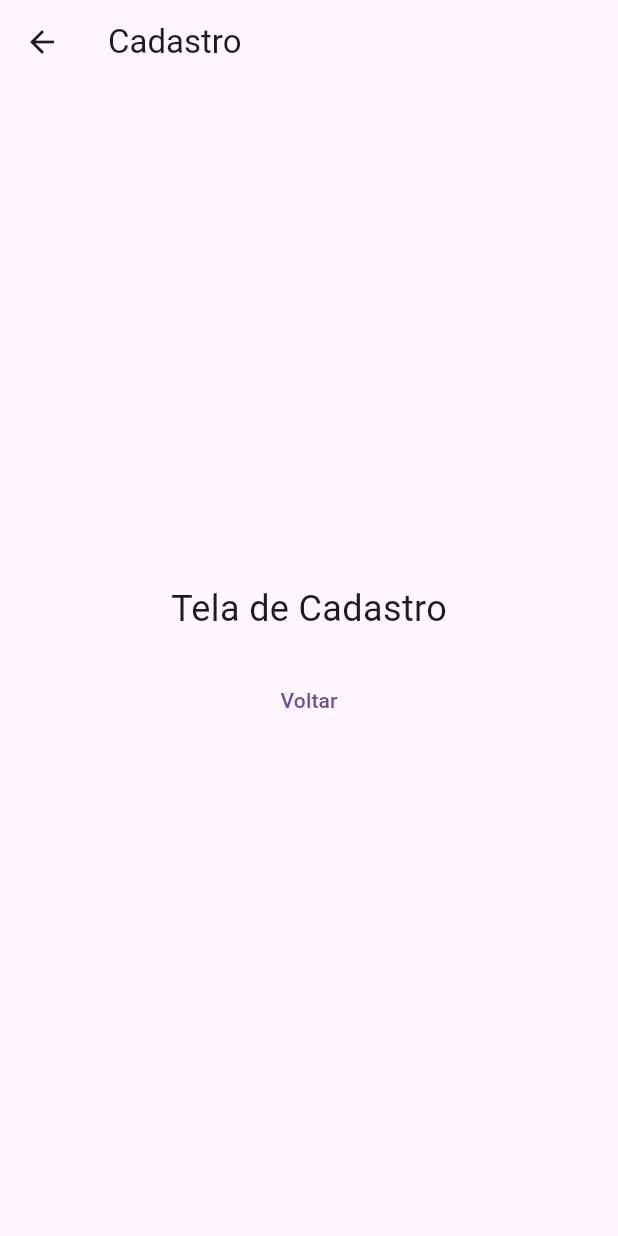
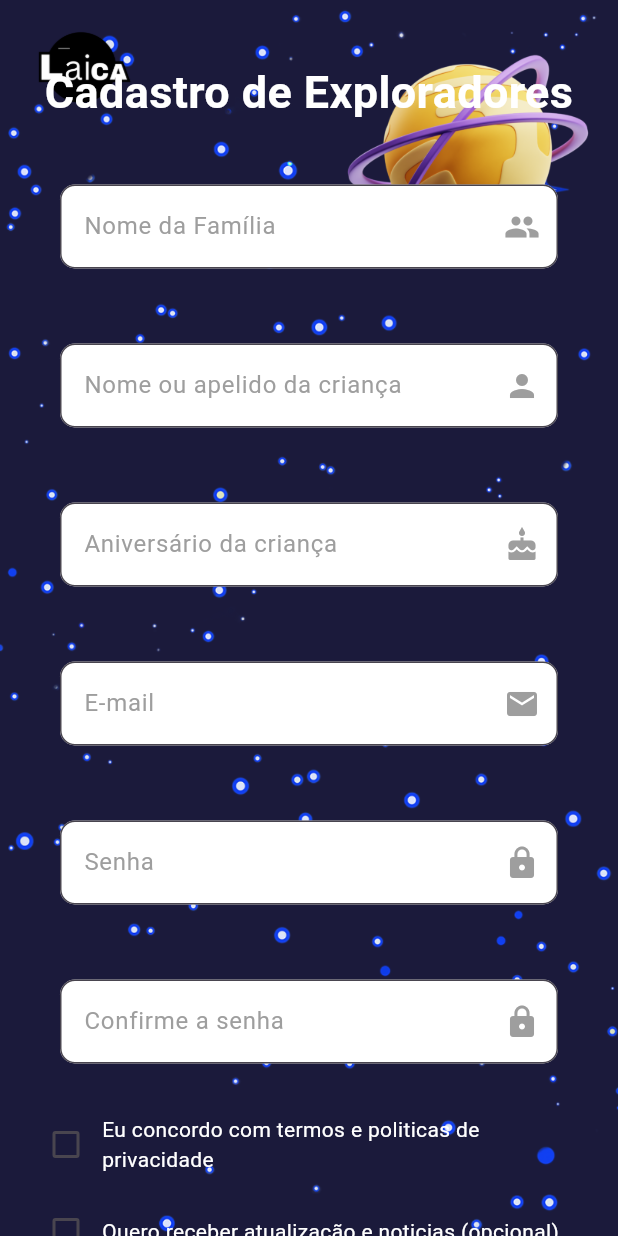
Before and after one commit to vickdurazzo/laica_app, a Flutter app: the RegisterScreen screen opened by its route, on a phone screen of 412 x 824 dp. Run offline on Flutter 3.47's test engine with Material 3 defaults, Android fonts, the phone set to English and light mode, and no system bars.

Commit message:
feat: create register screen

```diff
--- a/lib/screens/register.dart
+++ b/lib/screens/register.dart
@@ -1,30 +1,181 @@
 import 'package:flutter/material.dart';
+import '../widgets/primary_button.dart';
+import '../widgets/form_input.dart';
 
-class RegisterScreen extends StatelessWidget {
-  const RegisterScreen({super.key});
+class RegisterScreen extends StatefulWidget {
+  const RegisterScreen({Key? key}) : super(key: key);
+
+  @override
+  _RegisterScreenState createState() => _RegisterScreenState();
+}
+
+class _RegisterScreenState extends State<RegisterScreen> {
+  final TextEditingController _familyNameController = TextEditingController();
+  final TextEditingController _childNameController = TextEditingController();
+  final TextEditingController _childBirthdayController = TextEditingController();
+  final TextEditingController _emailController = TextEditingController();
+  final TextEditingController _passwordController = TextEditingController();
+  final TextEditingController _confirmPasswordController = TextEditingController();
+
+  bool _termsAgreed = false;
+  bool _updatesSubscribed = false;
+
+  @override
+  void dispose() {
+    _familyNameController.dispose();
+    _childNameController.dispose();
+    _childBirthdayController.dispose();
+    _emailController.dispose();
+    _passwordController.dispose();
+    _confirmPasswordController.dispose();
+    super.dispose();
+  }
 
   @override
   Widget build(BuildContext context) {
     return Scaffold(
-      appBar: AppBar(title: const Text('Cadastro')),
-      body: Center(
+      backgroundColor:  const Color(0xFF1B1A3B),
+      body: Stack(
+        fit: StackFit.expand,
+        children: <Widget>[
+          Image.asset(
+            'assets/background.png',
+            fit: BoxFit.cover,
+          ),
+          Positioned(
+            top: 20,
+            left: 20,
+            child: Image.asset(
+              'assets/logo.png',
+              height: 50,
+            ),
+          ),
+          Positioned(
+            top: 0,
+            right: 0,
+            child: Image.asset(
+              'assets/planet1.png',
+              height: 200,
+            ),
+          ),
+          SafeArea(
+            child: SingleChildScrollView(
+              padding: const EdgeInsets.all(20.0),
               child: Column(
-          mainAxisAlignment: MainAxisAlignment.center,
-          children: [
+                crossAxisAlignment: CrossAxisAlignment.center,
+                children: <Widget>[
+                  const SizedBox(height: 20), // Espaçamento superior
                   const Text(
-              'Tela de Cadastro',
-              style: TextStyle(fontSize: 24),
+                    'Cadastro de Exploradores',
+                    style: TextStyle(
+                      color: Colors.white,
+                      fontSize: 30,
+                      fontWeight: FontWeight.bold,
+                    ),
+                    textAlign: TextAlign.center,
                   ),
                   const SizedBox(height: 20),
-            TextButton(
+                  CustomTextField(
+                    controller: _familyNameController,
+                    labelText: 'Nome da Família',
+                    suffixIcon: Icons.group,
+                  ),
+                  const SizedBox(height: 10),
+                  CustomTextField(
+                    controller: _childNameController,
+                    labelText: 'Nome ou apelido da criança',
+                    suffixIcon: Icons.person,
+                  ),
+                  const SizedBox(height: 10),
+                  CustomTextField(
+                    controller: _childBirthdayController,
+                    labelText: 'Aniversário da criança',
+                    suffixIcon: Icons.cake,
+                    keyboardType: TextInputType.number,
+                  ),
+                  const SizedBox(height: 10),
+                  CustomTextField(
+                    controller: _emailController,
+                    labelText: 'E-mail',
+                    suffixIcon: Icons.email,
+                    keyboardType: TextInputType.emailAddress,
+                  ),
+                  const SizedBox(height: 10),
+                  CustomTextField(
+                    controller: _passwordController,
+                    labelText: 'Senha',
+                    suffixIcon: Icons.lock,
+                  ),
+                  const SizedBox(height: 10),
+                  CustomTextField(
+                    controller: _confirmPasswordController,
+                    labelText: 'Confirme a senha',
+                    suffixIcon: Icons.lock,
+                  ),
+                  const SizedBox(height: 10),
+                  Row(
+                    children: [
+                      Checkbox(
+                        value: _termsAgreed,
+                        onChanged: (bool? value) {
+                          setState(() {
+                            _termsAgreed = value ?? false;
+                          });
+                        },
+                      ),
+                      const Expanded(
+                        child: Text(
+                          'Eu concordo com termos e politicas de privacidade',
+                          style: TextStyle(color: Colors.white),
+                        ),
+                      ),
+                    ],
+                  ),
+                   const SizedBox(height: 10),
+                   Row(
+                    children: [
+                      Checkbox(
+                        value: _updatesSubscribed,
+                        onChanged: (bool? value) {
+                          setState(() {
+                            _updatesSubscribed = value ?? false;
+                          });
+                        },
+                      ),
+                      const Expanded(
+                        child: Text(
+                          'Quero receber atualização e noticias (opcional)',
+                          style: TextStyle(color: Colors.white),
+                        ),
+                      ),
+                    ],
+                  ),
+                   const SizedBox(height: 10),
+                  PrimaryButton(
+                    text: 'Começar a Aventura',
                     onPressed: () {
-                Navigator.pop(context);
+                      // Implemente a lógica para iniciar a aventura aqui
                     },
-              child: const Text('Voltar'),
+                  ),
+                  const SizedBox(height: 20),
+                  GestureDetector(
+                    onTap: () {
+                      Navigator.pushNamed(context, '/login');
+                    },
+                    child: const Text(
+                      'Já tem cadastro na aventura ? Entrar no foguete',
+                      style: TextStyle(
+                        color: Colors.white,
+                        fontSize: 16,
+                      ),
+                    ),
                   ),
                 ],
               ),
             ),
+          ),
+        ],
+      ),
     );
   }
 }
```
Lines whose indentation alone changed are shown as unchanged.
